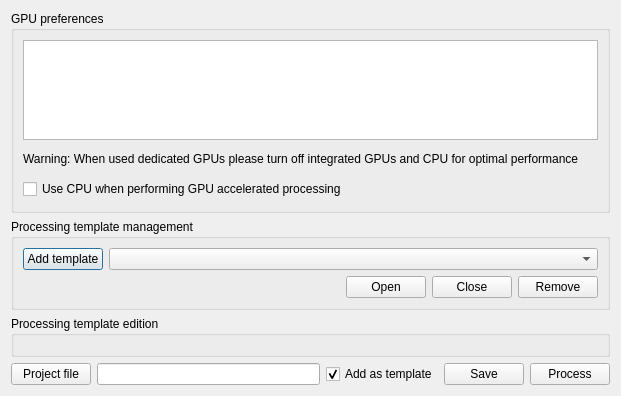
Old version of the form MshBigPsxDialog.ui in the repository TIDOP-USAL/MetashapeLightweight.
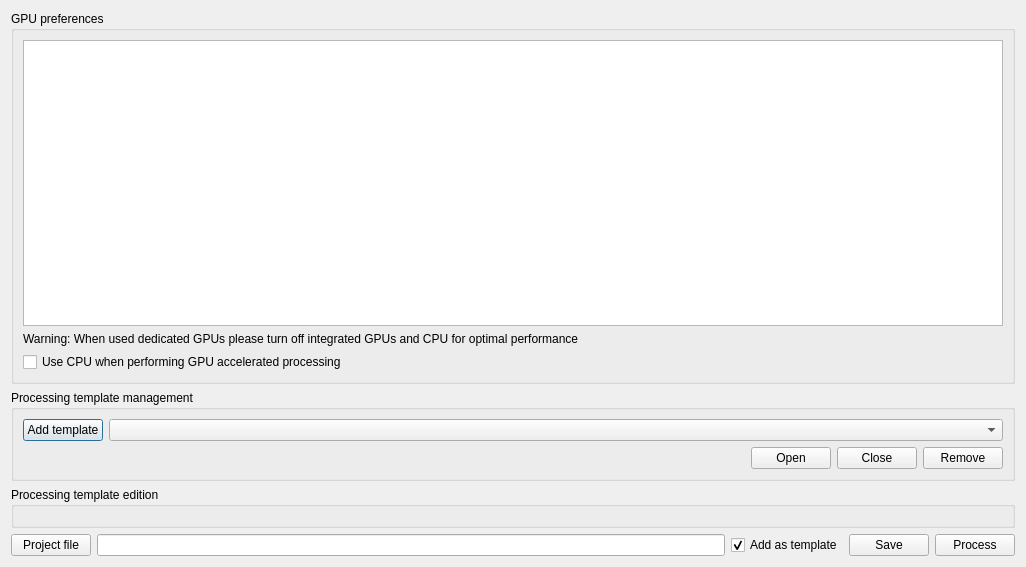
New version of the form.

Diff of the .ui file:
```diff
--- a/MshBigPsxDialog.ui
+++ b/MshBigPsxDialog.ui
@@ -6,8 +6,8 @@
    <rect>
     <x>0</x>
     <y>0</y>
-    <width>621</width>
-    <height>396</height>
+    <width>1026</width>
+    <height>567</height>
    </rect>
   </property>
   <property name="sizePolicy">
@@ -37,13 +37,11 @@
      <property name="title">
       <string>GPU preferences</string>
      </property>
-     <layout class="QGridLayout" name="gridLayout_2">
-      <item row="0" column="0">
        <layout class="QVBoxLayout" name="verticalLayout">
         <item>
          <widget class="QTableWidget" name="gpusTableWidget">
           <property name="sizePolicy">
-           <sizepolicy hsizetype="Expanding" vsizetype="MinimumExpanding">
+         <sizepolicy hsizetype="Expanding" vsizetype="Expanding">
             <horstretch>0</horstretch>
             <verstretch>0</verstretch>
            </sizepolicy>
@@ -51,7 +49,7 @@
           <property name="maximumSize">
            <size>
             <width>16777215</width>
-            <height>100</height>
+          <height>16777215</height>
            </size>
           </property>
          </widget>
@@ -59,7 +57,7 @@
         <item>
          <widget class="QLabel" name="label">
           <property name="sizePolicy">
-           <sizepolicy hsizetype="Preferred" vsizetype="Minimum">
+         <sizepolicy hsizetype="Minimum" vsizetype="Minimum">
             <horstretch>0</horstretch>
             <verstretch>0</verstretch>
            </sizepolicy>
@@ -81,8 +79,6 @@
            <string>Use CPU when performing GPU accelerated processing</string>
           </property>
          </widget>
-        </item>
-       </layout>
       </item>
      </layout>
     </widget>
```
Lines whose indentation alone changed are shown as unchanged.
